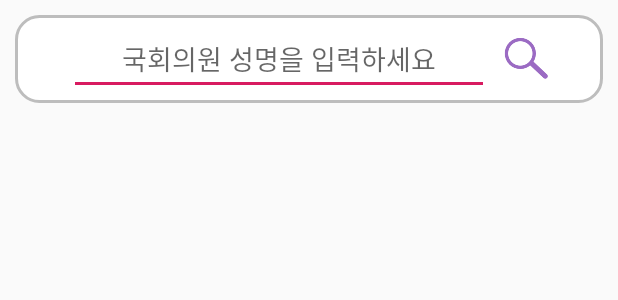
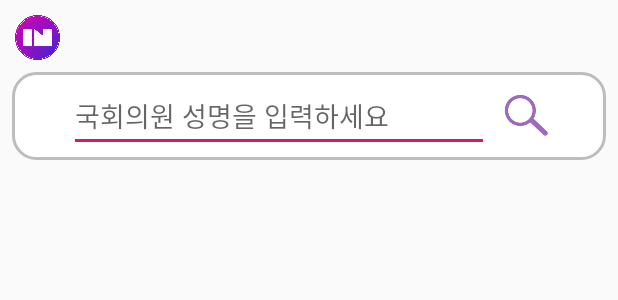
Before and after one commit to wet5754/MyCongressman3, an Android app: the layout activity_search.xml on its own in the app's theme, with its tools: preview values and no code run, on a phone screen of 412 x 824 dp. Shown: the top 300 px of the screen. Run offline under Robolectric (Android 15) with nearby library versions, the phone set to English and light mode, and no system bars.

Commit message:
카드뷰 성공, 아이콘 바뀌는 리스너 다는 중

```diff
--- a/app/build.gradle
+++ b/app/build.gradle
@@ -25,7 +25,7 @@ android {
 dependencies {
     implementation fileTree(dir: 'libs', include: ['*.jar'])
     implementation "org.jetbrains.kotlin:kotlin-stdlib-jdk7:$kotlin_version"
-    implementation 'androidx.appcompat:appcompat:1.0.2'
+    implementation 'androidx.appcompat:appcompat:1.0.0'
     implementation 'com.google.firebase:firebase-database:16.0.5'
     implementation 'com.google.firebase:firebase-auth:16.0.5'
     implementation 'androidx.core:core-ktx:1.0.2'
@@ -42,7 +42,7 @@ dependencies {
     androidTestImplementation 'androidx.test.espresso:espresso-core:3.1.1'
     implementation 'androidx.fragment:fragment-ktx:1.2.2'
     implementation "androidx.cardview:cardview:1.0.0"
-    implementation "androidx.recyclerview:recyclerview:1.1.0"
-    implementation "androidx.recyclerview:recyclerview-selection:1.1.0-rc01"
+    implementation "androidx.recyclerview:recyclerview:1.0.0"
+    implementation "androidx.recyclerview:recyclerview-selection:1.0.0-rc01"
 
 }
--- a/app/src/main/res/drawable-v21/radius.xml
+++ b/app/src/main/res/drawable-v21/radius.xml
@@ -2,7 +2,7 @@
 <shape xmlns:android="http://schemas.android.com/apk/res/android"
     android:layout_height="wrap_content"
     android:layout_width="wrap_content"
-    android:shape="rectangle" android:padding = "10dp">
+    android:shape="rectangle" android:padding = "5dp">
     <solid android:color="#ffffff"></solid>
     <corners
         android:bottomLeftRadius="15dp"
--- /dev/null
+++ b/app/src/main/res/drawable/selector_1.xml
@@ -0,0 +1,5 @@
+<?xml version="1.0" encoding="utf-8"?>
+<selector xmlns:android="http://schemas.android.com/apk/res/android">
+    <item android:drawable="@drawable/icon_timeline" android:state_checked="false"/>
+    <item android:drawable="@drawable/icon_timeline_c" android:state_checked="true"/>
+</selector>
--- /dev/null
+++ b/app/src/main/res/drawable/selector_2.xml
@@ -0,0 +1,5 @@
+<?xml version="1.0" encoding="utf-8"?>
+<selector xmlns:android="http://schemas.android.com/apk/res/android">
+    <item android:drawable="@drawable/icon_trending" android:state_checked="false"/>
+    <item android:drawable="@drawable/icon_trending_c" android:state_checked="true"/>
+</selector>
--- /dev/null
+++ b/app/src/main/res/drawable/selector_3.xml
@@ -0,0 +1,5 @@
+<?xml version="1.0" encoding="utf-8"?>
+<selector xmlns:android="http://schemas.android.com/apk/res/android">
+    <item android:drawable="@drawable/icon_myp" android:state_checked="false"/>
+    <item android:drawable="@drawable/icon_myp_c" android:state_checked="true"/>
+</selector>
--- a/app/src/main/res/layout/activity_search.xml
+++ b/app/src/main/res/layout/activity_search.xml
@@ -7,11 +7,18 @@
     android:layout_width="match_parent"
     android:layout_height="match_parent"
     tools:context=".SearchActivity">
-
+    <ImageView
+        android:src="@drawable/logo_icon"
+        android:layout_width="30dp"
+        android:layout_height="30dp"
+        android:layout_marginTop="10dp"
+        android:layout_marginLeft="10dp"
+        />
     <LinearLayout
         android:layout_width="match_parent"
         android:layout_height="wrap_content"
-        android:layout_margin="10dp"
+        android:layout_marginVertical="8dp"
+        android:layout_marginHorizontal="8dp"
         android:gravity="center"
         android:background="@drawable/radius"
         android:orientation="horizontal"
@@ -19,7 +26,6 @@
 
         <EditText
             android:id="@+id/input_search"
-            android:gravity="center"
             android:layout_width="280dp"
             android:layout_height="wrap_content"
             android:layout_marginRight="10dp"
@@ -41,5 +47,7 @@
         android:layout_marginTop="20dp"
         android:id="@+id/search_list"
         android:layout_width="match_parent"
-        android:layout_height="match_parent"/>
+        android:layout_height="match_parent">
+
+    </androidx.recyclerview.widget.RecyclerView>
 </LinearLayout>
--- a/app/src/main/res/menu/bottom_navigation.xml
+++ b/app/src/main/res/menu/bottom_navigation.xml
@@ -2,14 +2,14 @@
 <menu xmlns:android="http://schemas.android.com/apk/res/android">
     <item
         android:id="@+id/b_timeline"
-        android:icon="@drawable/icon_timeline"
+        android:icon="@drawable/selector_1"
         android:title="새 소식" />
     <item
         android:id="@+id/b_trending"
-        android:icon="@drawable/icon_trending"
+        android:icon="@drawable/selector_2"
         android:title="트렌딩" />
     <item
         android:id="@+id/b_my_page"
-        android:icon="@drawable/icon_myp"
+        android:icon="@drawable/selector_3"
         android:title="나의 페이지" />
 </menu>
```
Also changed, not shown: app/src/main/AndroidManifest.xml (+6 -2 lines), app/src/main/java/com/example/mycongressman0220/ListAdapter.kt (+12 -15 lines), app/src/main/res/layout/content_main.xml (+9 -3 lines), app/src/main/res/layout/list_cardview_layout.xml (+25 -19 lines).
